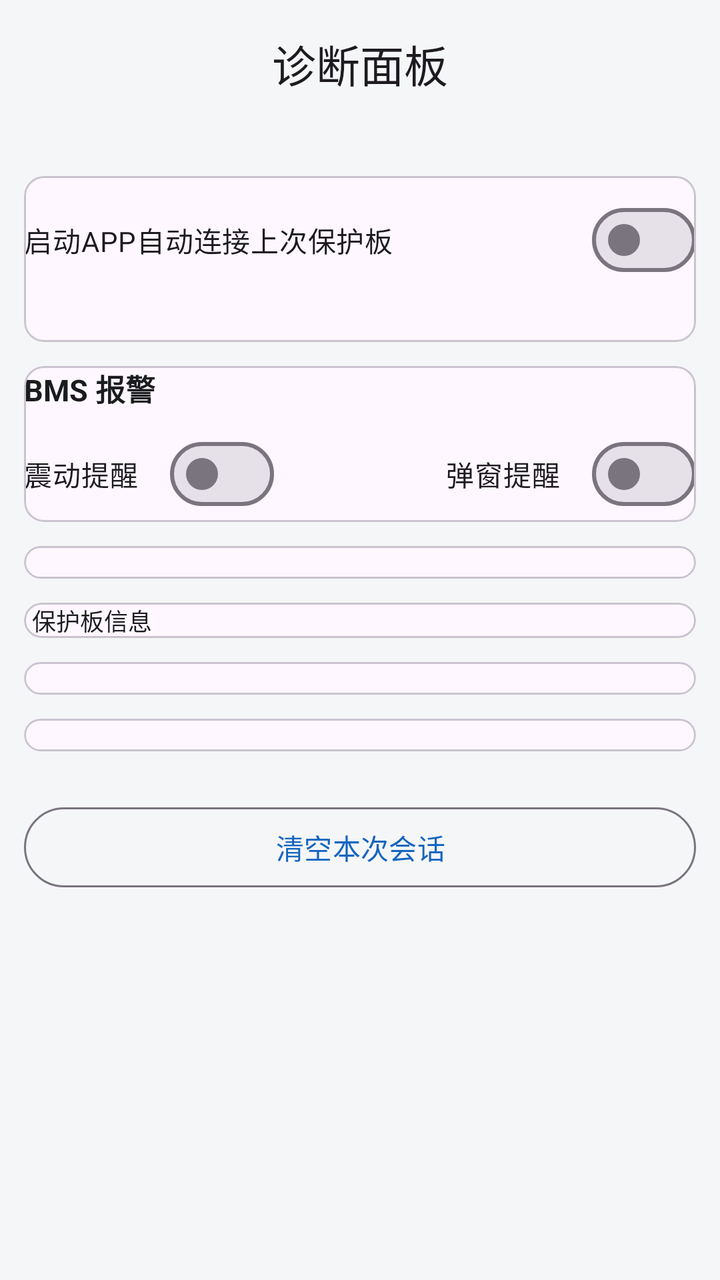
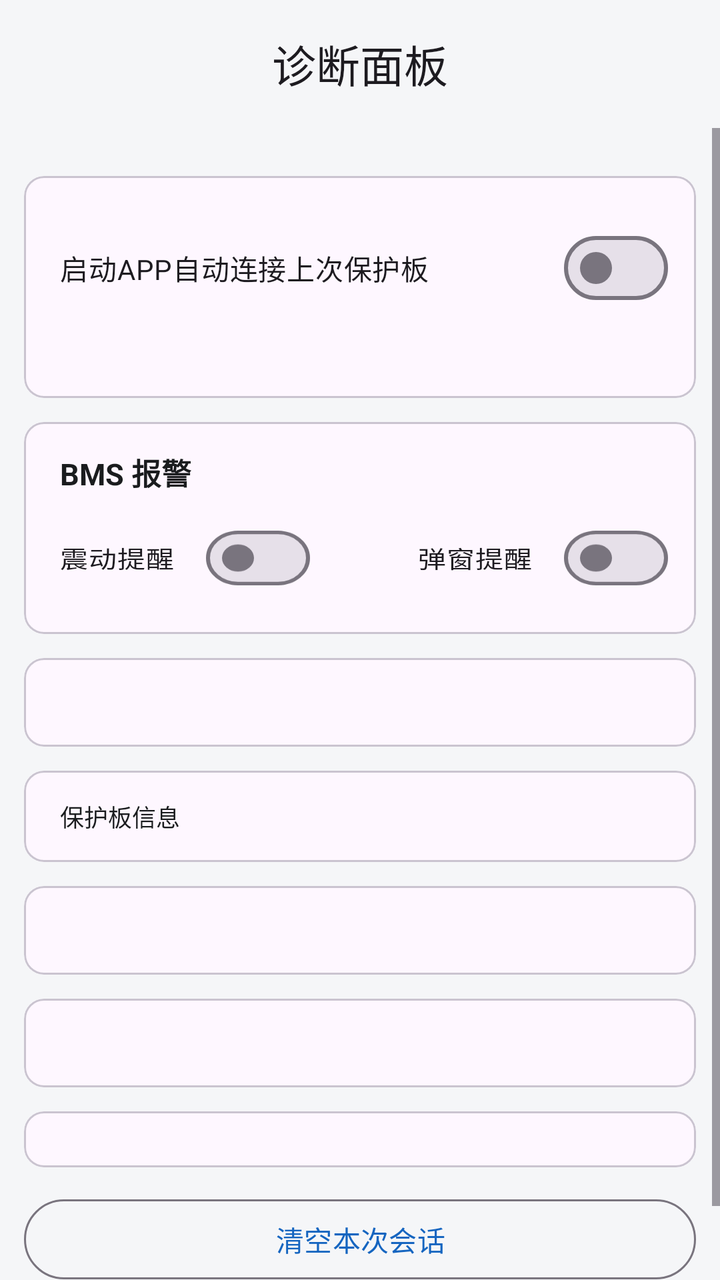

Before-and-after screenshots of an Android layout around one commit, followed by the original layout XML and the change that was made.
<!-- AndroidManifest.xml: application theme Theme.YYBMS -->
<!-- res/layout/activity_diag.xml -->
<?xml version="1.0" encoding="utf-8"?>
<LinearLayout xmlns:android="http://schemas.android.com/apk/res/android"
    xmlns:app="http://schemas.android.com/apk/res-auto"
    android:layout_width="match_parent"
    android:layout_height="match_parent"
    android:orientation="vertical">

    
    <com.google.android.material.appbar.MaterialToolbar
        android:id="@+id/toolbar"
        android:layout_width="match_parent"
        android:layout_height="?attr/actionBarSize"
        app:titleCentered="true"
        app:title="@string/diag_title" />

    <ScrollView
        android:layout_width="match_parent"
        android:layout_height="match_parent">

        <LinearLayout
            android:layout_width="match_parent"
            android:layout_height="wrap_content"
            android:orientation="vertical"
            android:padding="12dp">

            
            <com.google.android.material.card.MaterialCardView
                style="@style/DiagCard">

                <LinearLayout
                    android:layout_width="match_parent"
                    android:layout_height="wrap_content"
                    android:orientation="vertical">

                    <com.google.android.material.materialswitch.MaterialSwitch
                        android:id="@+id/switch_diag_auto_connect"
                        android:layout_width="match_parent"
                        android:layout_height="wrap_content"
                        android:layout_marginTop="8dp"
                        android:text="@string/setting_auto_connect"
                        android:textSize="14sp" />

                    <TextView
                        android:id="@+id/tv_diag_saved_device"
                        android:layout_width="match_parent"
                        android:layout_height="wrap_content"
                        android:layout_marginTop="8dp"
                        android:textColor="@color/text_primary"
                        android:textSize="14sp" />
                </LinearLayout>
            </com.google.android.material.card.MaterialCardView>

            
            <com.google.android.material.card.MaterialCardView
                style="@style/DiagCard">

                <LinearLayout
                    android:layout_width="match_parent"
                    android:layout_height="wrap_content"
                    android:orientation="vertical">

                    <TextView
                        style="@style/CardTitle"
                        android:layout_width="wrap_content"
                        android:layout_height="wrap_content"
                        android:text="@string/bms_alarm_title" />

                    
                    <LinearLayout
                        android:layout_width="match_parent"
                        android:layout_height="wrap_content"
                        android:layout_marginTop="8dp"
                        android:orientation="horizontal">

                        <com.google.android.material.materialswitch.MaterialSwitch
                            android:id="@+id/switch_diag_vibrate"
                            android:layout_width="wrap_content"
                            android:layout_height="wrap_content"
                            android:text="@string/bms_alarm_vibrate"
                            android:textSize="14sp" />

                        <Space
                            android:layout_width="0dp"
                            android:layout_height="1dp"
                            android:layout_weight="1" />

                        <com.google.android.material.materialswitch.MaterialSwitch
                            android:id="@+id/switch_diag_dialog"
                            android:layout_width="wrap_content"
                            android:layout_height="wrap_content"
                            android:text="@string/bms_alarm_dialog"
                            android:textSize="14sp" />
                    </LinearLayout>
                </LinearLayout>
            </com.google.android.material.card.MaterialCardView>


       <com.google.android.material.card.MaterialCardView
         style="@style/DiagCard">

    
    <TextView
    style="@style/DiagText"
    android:id="@+id/tv_device"
    android:paddingStart="8dp" />
      </com.google.android.material.card.MaterialCardView>



     <com.google.android.material.card.MaterialCardView
            style="@style/DiagCard">

        <LinearLayout
  style="@style/DiagTable">

     <TextView
   style="@style/DiagText"
android:text="保护板信息" />

            <LinearLayout
      android:id="@+id/ll_identity"
     android:layout_width="match_parent"
           android:layout_height="wrap_content"
  android:orientation="vertical" />
        </LinearLayout>
    </com.google.android.material.card.MaterialCardView>

            
            <com.google.android.material.card.MaterialCardView
                style="@style/DiagCard">

                <TextView
                    style="@style/DiagText"
                    android:id="@+id/tv_derived" />
            </com.google.android.material.card.MaterialCardView>


        
        <com.google.android.material.card.MaterialCardView
style="@style/DiagCard">

       <LinearLayout
       style="@style/DiagTable">

    <LinearLayout
            android:id="@+id/ll_alarms"
   android:layout_width="match_parent"
                android:layout_height="wrap_content"
 android:orientation="vertical" />

      <TextView
             style="@style/DiagText"
 android:id="@+id/tv_alarms" />
         </LinearLayout>
        </com.google.android.material.card.MaterialCardView>

            
            <com.google.android.material.card.MaterialCardView
       style="@style/DiagCard">

  <LinearLayout
      style="@style/DiagTable">

    <LinearLayout
        android:id="@+id/ll_anchors"
      android:layout_width="match_parent"
        android:layout_height="wrap_content"
      android:orientation="vertical" />
    </LinearLayout>
            </com.google.android.material.card.MaterialCardView>

            <com.google.android.material.button.MaterialButton
                android:id="@+id/btn_reset"
                style="@style/Widget.Material3.Button.OutlinedButton"
                android:layout_width="match_parent"
                android:layout_height="wrap_content"
                android:layout_marginTop="12dp"
                android:layout_marginBottom="24dp"
                android:text="@string/diag_reset" />
        </LinearLayout>
    </ScrollView>
</LinearLayout>
<!-- resources referenced by this layout -->
<resources>
  <color name="text_primary">#1A1C1E</color>
  <string name="bms_alarm_dialog">弹窗提醒</string>
  <string name="bms_alarm_title">BMS 报警</string>
  <string name="bms_alarm_vibrate">震动提醒</string>
  <string name="diag_reset">清空本次会话</string>
  <string name="diag_title">诊断面板</string>
  <string name="setting_auto_connect">启动APP自动连接上次保护板</string>
  <style name="CardTitle">
          <item name="android:layout_width">wrap_content</item>
          <item name="android:layout_height">wrap_content</item>
          <item name="android:textSize">15sp</item>
          <item name="android:textStyle">bold</item>
          <item name="android:textColor">@color/text_primary</item>
      </style>
  <style name="DiagCard">
          <item name="android:layout_width">match_parent</item>
          <item name="android:layout_height">wrap_content</item>
          <item name="android:layout_marginTop">12dp</item>
          <item name="android:padding">14dp</item>
          
          <item name="cardCornerRadius">10dp</item>
      </style>
  <style name="DiagTable">
          <item name="android:layout_width">match_parent</item>
          <item name="android:layout_height">wrap_content</item>
          <item name="android:orientation">vertical</item>
          
          <item name="android:paddingStart">4dp</item>
          <item name="android:paddingEnd">4dp</item>
      </style>
  <style name="DiagText">
       <item name="android:layout_width">match_parent</item>
          <item name="android:layout_height">wrap_content</item>
     <item name="android:fontFamily">monospace</item>
          <item name="android:textSize">12sp</item>
          <item name="android:textColor">@color/text_primary</item>
          <item name="android:lineSpacingMultiplier">1.25</item>
      </style>
  <style name="Theme.YYBMS" parent="Theme.Material3.DayNight.NoActionBar">
          <item name="colorPrimary">@color/primary</item>
          <item name="colorPrimaryDark">@color/primary_dark</item>
          <item name="android:statusBarColor" tools:targetApi="l">?attr/colorPrimary</item>
          <item name="android:windowBackground">@color/background</item>
      </style>
  <color name="primary">#1565C0</color>
  <color name="primary_dark">#0D47A1</color>
  <color name="background">#F5F6F8</color>
</resources>

<!-- the commit's change to res/layout/activity_diag.xml (unified diff, before → after) -->
@@ -30,7 +30,8 @@
                 <LinearLayout
                     android:layout_width="match_parent"
                     android:layout_height="wrap_content"
-                    android:orientation="vertical">
+                    android:orientation="vertical"
+                    android:paddingStart="4dp">
 
                     <com.google.android.material.materialswitch.MaterialSwitch
                         android:id="@+id/switch_diag_auto_connect"
@@ -57,7 +58,8 @@
                 <LinearLayout
                     android:layout_width="match_parent"
                     android:layout_height="wrap_content"
-                    android:orientation="vertical">
+                    android:orientation="vertical"
+                    android:paddingStart="4dp">
 
                     <TextView
                         style="@style/CardTitle"
@@ -76,6 +78,7 @@
                             android:id="@+id/switch_diag_vibrate"
                             android:layout_width="wrap_content"
                             android:layout_height="wrap_content"
+                            android:scaleY="0.85"
                             android:text="@string/bms_alarm_vibrate"
                             android:textSize="14sp" />
 
@@ -88,6 +91,7 @@
                             android:id="@+id/switch_diag_dialog"
                             android:layout_width="wrap_content"
                             android:layout_height="wrap_content"
+                            android:scaleY="0.85"
                             android:text="@string/bms_alarm_dialog"
                             android:textSize="14sp" />
                     </LinearLayout>
@@ -101,8 +105,7 @@
     
     <TextView
     style="@style/DiagText"
-    android:id="@+id/tv_device"
-    android:paddingStart="8dp" />
+    android:id="@+id/tv_device" />
       </com.google.android.material.card.MaterialCardView>
 
 
<!-- resource entries referenced after the edit -->
@@ -18,7 +18,8 @@
           <item name="android:layout_width">match_parent</item>
           <item name="android:layout_height">wrap_content</item>
           <item name="android:layout_marginTop">12dp</item>
-          <item name="android:padding">14dp</item>
+          
+          <item name="contentPadding">14dp</item>
           
           <item name="cardCornerRadius">10dp</item>
       </style>
@@ -26,9 +27,6 @@
           <item name="android:layout_width">match_parent</item>
           <item name="android:layout_height">wrap_content</item>
           <item name="android:orientation">vertical</item>
-          
-          <item name="android:paddingStart">4dp</item>
-          <item name="android:paddingEnd">4dp</item>
       </style>
   <style name="DiagText">
        <item name="android:layout_width">match_parent</item>
@@ -37,6 +35,8 @@
           <item name="android:textSize">12sp</item>
           <item name="android:textColor">@color/text_primary</item>
           <item name="android:lineSpacingMultiplier">1.25</item>
+          
+          <item name="android:paddingStart">4dp</item>
       </style>
   <style name="Theme.YYBMS" parent="Theme.Material3.DayNight.NoActionBar">
           <item name="colorPrimary">@color/primary</item>
